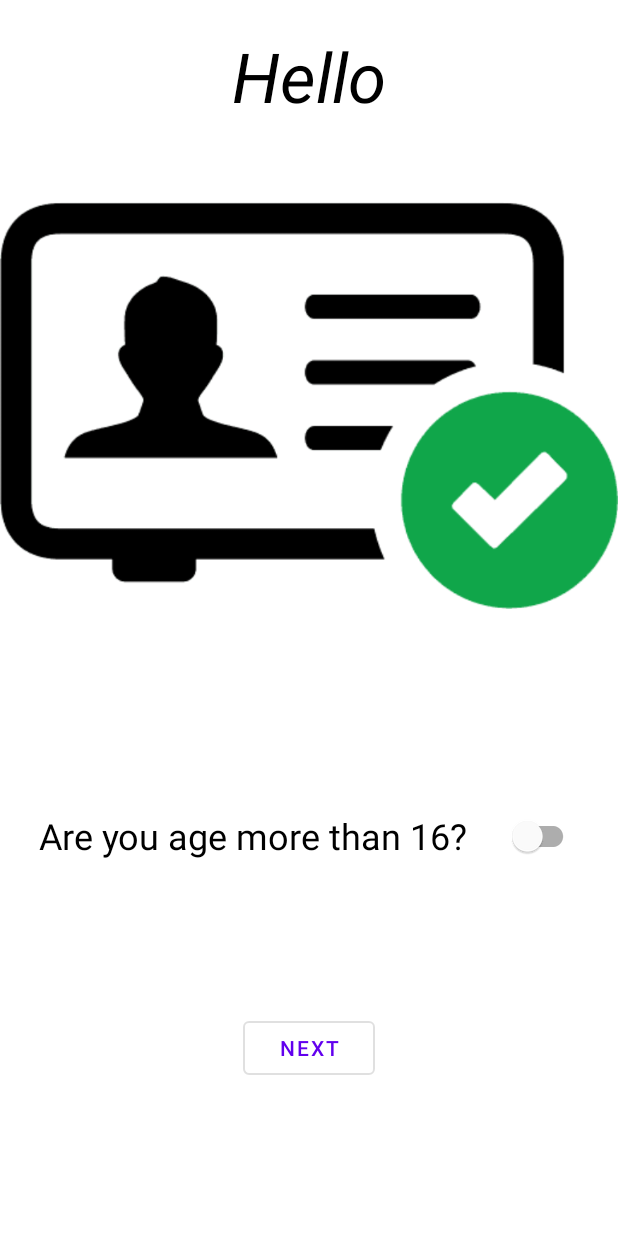
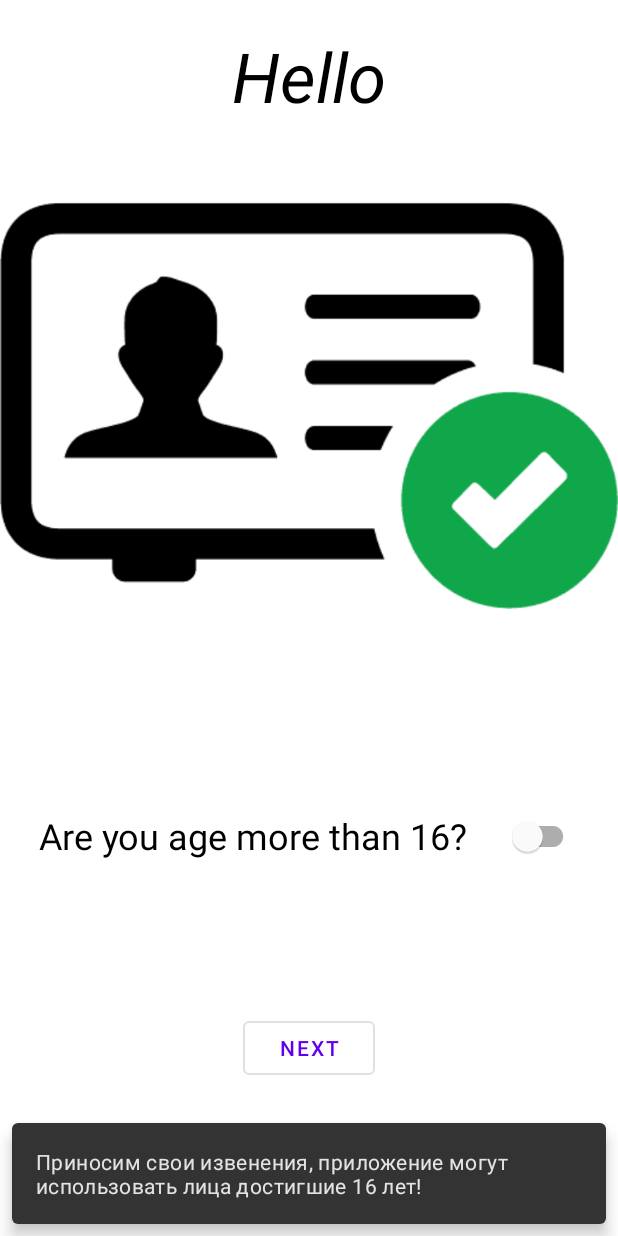
Before and after one commit to IMrCrimeI/PracticeOnix1, an Android app: the screen it shows after launch (MainScreen), after a tap on "NEXT", on a phone screen of 412 x 824 dp. Run offline under Robolectric (Android 15) with nearby library versions, the phone set to English and light mode, and no system bars; our stand-ins replace data binding; 1 statement that could not run was skipped.

Commit message:
corrected the code in accordance with the requirements, fixed bugs

```diff
--- a/app/src/main/AndroidManifest.xml
+++ b/app/src/main/AndroidManifest.xml
@@ -7,9 +7,9 @@
 
     <application
         android:name=".InternshipApp"
-        android:icon="@mipmap/ic_launcher"
+        android:icon="@drawable/sticker"
         android:label="@string/app_name"
-        android:roundIcon="@mipmap/ic_launcher_round"
+        android:roundIcon="@drawable/welcome"
         android:supportsRtl="true"
         android:theme="@style/Theme.internship">
         <activity
@@ -25,7 +25,7 @@
         </activity>
         <meta-data
             android:name="com.google.android.geo.API_KEY"
-            android:value="${MAPS_API_KEY}" />
+            android:value="AIzaSyBXcGQpc0XQBGaPR-moUYAvUWVI0qpZyFA" />
     </application>
 
 </manifest>
--- a/app/src/main/java/com/onix/internship/data/PointItem.kt
+++ b/app/src/main/java/com/onix/internship/data/PointItem.kt
@@ -5,6 +5,6 @@ data class PointItem(
 //    val location : LatLng,
     val date: String,
     val time: String,
-    val role : String,
+    val role : UserRole,
     val level : Int
 )
--- a/app/src/main/java/com/onix/internship/data/repository/Test.kt
+++ b/app/src/main/java/com/onix/internship/data/repository/Test.kt
@@ -1,11 +1,12 @@
 package com.onix.internship.data.repository
 
 import com.onix.internship.data.PointItem
+import com.onix.internship.data.UserRole
 
 class Test {
     private val test = listOf(
-        PointItem(0, "17.07.2004", "14:43", "Master", 3),
-        PointItem(1, "18.07.2004", "14:44", "Player", 5)
+        PointItem(0, " 17.07.2004 ", " 14:43", UserRole.MASTER, 3),
+        PointItem(1, " 18.07.2004 ", " 14:44", UserRole.PLAYER, 5)
     )
 
     fun getTest(): List<PointItem> {
--- a/app/src/main/java/com/onix/internship/ui/firstSetting/age/AgeVerification.kt
+++ b/app/src/main/java/com/onix/internship/ui/firstSetting/age/AgeVerification.kt
@@ -3,7 +3,7 @@ package com.onix.internship.ui.firstSetting.age
 import android.content.SharedPreferences
 import android.os.Bundle
 import android.view.View
-import android.widget.Toast
+import com.google.android.material.snackbar.Snackbar
 import com.onix.internship.R
 import com.onix.internship.arch.BaseFragment
 import com.onix.internship.arch.ext.navigate
@@ -39,13 +39,14 @@ class AgeVerification :
     }
 
     private fun navigate(it: Boolean) {
+
         if (it) {
             navigate(AgeVerificationDirections.actionAgeVerificationToSkillVerification())
         } else {
-            Toast.makeText(
-                context,
-                "К сожалению, вы не можете использовать это приложение!!!",
-                Toast.LENGTH_SHORT
+            Snackbar.make(
+                binding.mainContainer,
+                getString(R.string.age_error),
+                Snackbar.LENGTH_SHORT
             ).show()
         }
     }
--- a/app/src/main/java/com/onix/internship/ui/main/MainScreen.kt
+++ b/app/src/main/java/com/onix/internship/ui/main/MainScreen.kt
@@ -1,5 +1,7 @@
 package com.onix.internship.ui.main
 
+import android.os.Bundle
+import androidx.activity.result.contract.ActivityResultContracts
 import androidx.navigation.NavController
 import androidx.navigation.fragment.NavHostFragment
 import com.onix.internship.R
@@ -17,4 +19,19 @@ class MainScreen : BaseActivity<ActivityMainBinding>(R.layout.activity_main) {
             supportFragmentManager.findFragmentById(R.id.homeHostNavFragment) as NavHostFragment
         navHostFragment.navController
     }
+
+    private val requestPermissionLauncher =
+        registerForActivityResult(
+            ActivityResultContracts.RequestMultiplePermissions()
+        ) {}
+
+    override fun onCreate(savedInstanceState: Bundle?) {
+        super.onCreate(savedInstanceState)
+        requestPermissionLauncher.launch(
+            arrayOf(
+                android.Manifest.permission.ACCESS_FINE_LOCATION,
+                android.Manifest.permission.ACCESS_COARSE_LOCATION
+            )
+        )
+    }
 }
--- a/app/src/main/res/layout/age_verification_fragment.xml
+++ b/app/src/main/res/layout/age_verification_fragment.xml
@@ -12,6 +12,7 @@
 
     <androidx.constraintlayout.widget.ConstraintLayout
         android:layout_width="match_parent"
+        android:id="@+id/mainContainer"
         android:layout_height="match_parent">
 
         <TextView
--- a/app/src/main/res/layout/map_screen_fragment.xml
+++ b/app/src/main/res/layout/map_screen_fragment.xml
@@ -2,6 +2,7 @@
 <layout xmlns:android="http://schemas.android.com/apk/res/android">
 
     <data>
+
         <variable
             name="viewModel"
             type="com.onix.internship.ui.bottomNavigation.map.MapScreenViewModel" />
@@ -13,8 +14,9 @@
 
         <androidx.fragment.app.FragmentContainerView
             android:id="@+id/google_map"
-            class="com.google.android.gms.maps.SupportMapFragment"
+            android:name="com.google.android.gms.maps.SupportMapFragment"
             android:layout_width="match_parent"
             android:layout_height="match_parent" />
+
     </androidx.constraintlayout.widget.ConstraintLayout>
 </layout>
--- a/app/src/main/res/values/strings.xml
+++ b/app/src/main/res/values/strings.xml
@@ -1,5 +1,5 @@
 <resources>
-    <string name="app_name">Internship Onix</string>
+    <string name="app_name">Lesson 8</string>
 
     <string name="auth_user_name_hint">Enter your name</string>
     <string name="auth_email_hint">Enter email</string>
@@ -21,6 +21,7 @@
     <string name="settings">Settings</string>
     <string name="what_s_your_level">What\'s your level?</string>
     <string name="_0_from_5">0 from 5</string>
+    <string name="from_5">from 5</string>
     <string name="back">Back</string>
     <string name="next">Next</string>
     <string name="what_is_your_class">What is your class?</string>
@@ -31,4 +32,5 @@
     <string name="ageText">Are you age more than 16?</string>
     <string name="change_skill_level">Change skill level:</string>
     <string name="change_role">Change role:</string>
+    <string name="age_error">Приносим свои извенения, приложение могут использовать лица достигшие 16 лет!</string>
 </resources>
```
Also changed, not shown: app/src/main/java/com/onix/internship/ui/bottomNavigation/map/MapScreen.kt (+10 -1 lines), app/src/main/java/com/onix/internship/ui/bottomNavigation/settings/SettingsScreen.kt (+8 -4 lines), app/src/main/java/com/onix/internship/ui/bottomNavigation/settings/SettingsScreenViewModel.kt (+2 -6 lines), app/src/main/java/com/onix/internship/ui/firstSetting/role/RoleVerificationViewModel.kt (+2 -6 lines).
